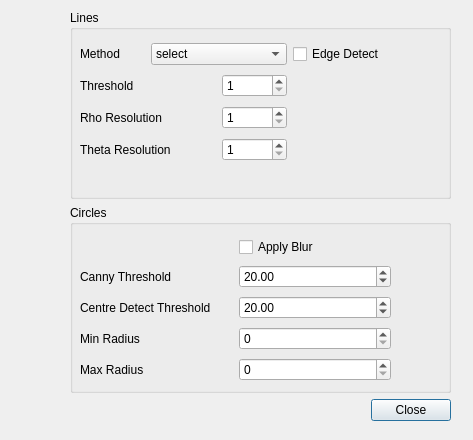
Qt form Dialogs/houghdialog.ui (ai-bites/ocvGUI) before a commit.
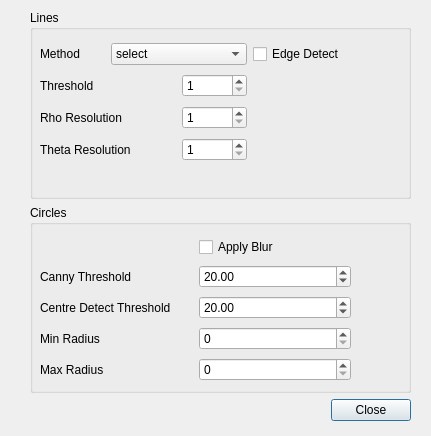
The same form after that commit.

Patch:
```diff
--- a/Dialogs/houghdialog.ui
+++ b/Dialogs/houghdialog.ui
@@ -6,8 +6,8 @@
    <rect>
     <x>0</x>
     <y>0</y>
-    <width>473</width>
-    <height>440</height>
+    <width>431</width>
+    <height>436</height>
    </rect>
   </property>
   <property name="windowTitle">
@@ -16,7 +16,7 @@
   <widget class="QWidget" name="layoutWidget">
    <property name="geometry">
     <rect>
-     <x>70</x>
+     <x>30</x>
      <y>10</y>
      <width>381</width>
      <height>411</height>
```
